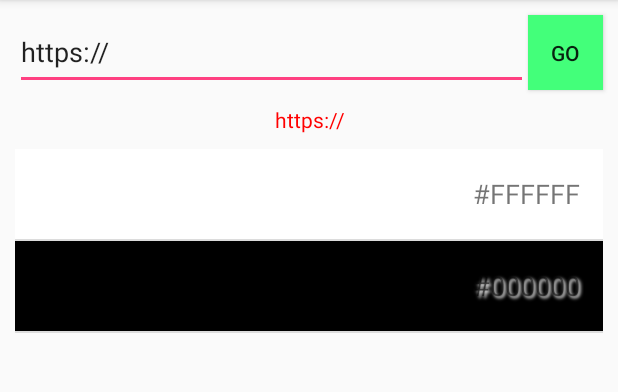
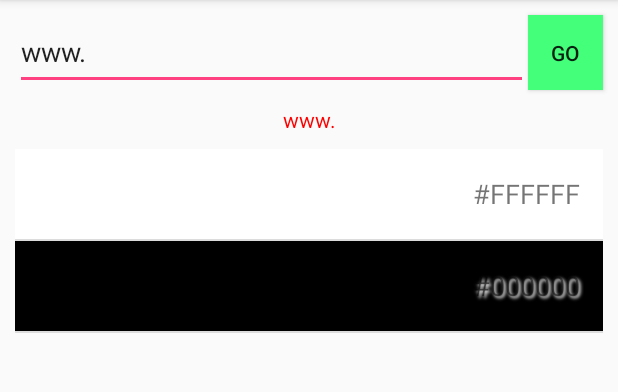
Before and after one commit to KevinMulkearn/SiteColorGrabber, an Android app: the screen it shows after launch (MainActivity), after a tap on "GO", on a phone screen of 412 x 824 dp, the part 84-476 px from its top. Run offline under Robolectric (Android 15) with nearby library versions, the phone set to English and light mode, and no system bars.

Commit message:
improved search ability.

```diff
--- a/app/src/main/java/com/mulkearn/kevin/sitecolorgrabber/MainActivity.java
+++ b/app/src/main/java/com/mulkearn/kevin/sitecolorgrabber/MainActivity.java
@@ -37,6 +37,11 @@ import java.util.Set;
 
 import android.os.Handler;
 import android.os.Message;
+
+import java.net.HttpURLConnection;
+import java.net.URL;
+import java.io.IOException;
+import java.net.MalformedURLException;
 
 public class MainActivity extends AppCompatActivity {
 
@@ -140,10 +145,11 @@ public class MainActivity extends AppCompatActivity {
             public void run() {
 
                 siteAddress = addressBar.getText().toString();
+                String formattedUrl = formatAddress(siteAddress); //replaced siteAddress
 
-                if (pingUrl(siteAddress)){
+                if (pingUrl(formattedUrl)){
                     urlColor = Color.parseColor("#00CC00");
-                    String colors = getWebsite(siteAddress);
+                    String colors = getWebsite(formattedUrl);
                     colorArray = colors.split(", ");
                     //message = "Found";
                     if (colorArray.length ==2 ){
@@ -242,4 +248,16 @@ public class MainActivity extends AppCompatActivity {
             return false;
         }
     }
+
+    public static String formatAddress(String inputUrl) {
+        String fullUrl = "";
+        if (pingUrl(inputUrl)){
+            fullUrl = inputUrl;
+        } else if (pingUrl("https://" + inputUrl)){
+            fullUrl = "https://" + inputUrl;
+        } else if (pingUrl("http://" + inputUrl)){
+            fullUrl = "http://" + inputUrl;
+        }
+        return fullUrl;
+    }
 }
--- a/app/src/main/res/values/strings.xml
+++ b/app/src/main/res/values/strings.xml
@@ -2,5 +2,5 @@
     <string name="app_name">Website Color Grabber</string>
     <string name="go_button">Go</string>
     <string name="cr_textview">TextView</string>
-    <string name="https">https://</string>
+    <string name="https">www.</string>
 </resources>
```
